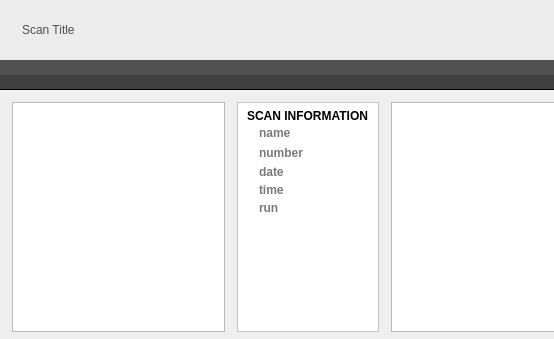
First picture: the form in source/ui/AMGenericScanEditor.ui, repository acquaman/acquaman, before the edit; both pictures show x 0 to 554 and y 0 to 339 of the 801 by 574 pixel window.
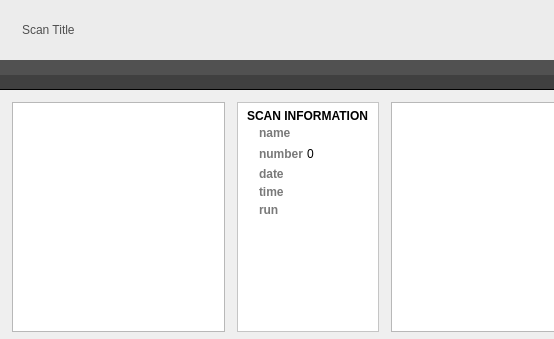
Second picture: the form after the edit. Icons and pictures are not drawn.

Commit message: implemented modified() detection of AMDbObjects; indicates when the in-memory version doesn't match the database version.  Works as long as setMetaData() is used. Added AM::ModifiedRole to AMScanSetModel. Hooked up editing in AMGenericScanEditor.

The edit to the form file:
```diff
--- a/source/ui/AMGenericScanEditor.ui
+++ b/source/ui/AMGenericScanEditor.ui
@@ -150,9 +150,6 @@
          <property name="spacing">
           <number>12</number>
          </property>
-         <property name="margin">
-          <number>0</number>
-         </property>
          <item>
           <widget class="QListView" name="scanListView"/>
          </item>
@@ -229,16 +226,6 @@
                 </property>
                </widget>
               </item>
-              <item row="1" column="1">
-               <widget class="QLineEdit" name="scanNumber">
-                <property name="text">
-                 <string/>
-                </property>
-                <property name="frame">
-                 <bool>false</bool>
-                </property>
-               </widget>
-              </item>
               <item row="2" column="0">
                <widget class="QLabel" name="scanDateLabel">
                 <property name="styleSheet">
@@ -296,6 +283,25 @@
                 </property>
                </widget>
               </item>
+              <item row="1" column="1">
+               <widget class="QSpinBox" name="scanNumber">
+                <property name="maximumSize">
+                 <size>
+                  <width>16777215</width>
+                  <height>18</height>
+                 </size>
+                </property>
+                <property name="frame">
+                 <bool>false</bool>
+                </property>
+                <property name="buttonSymbols">
+                 <enum>QAbstractSpinBox::NoButtons</enum>
+                </property>
+                <property name="maximum">
+                 <number>9999</number>
+                </property>
+               </widget>
+              </item>
              </layout>
             </item>
             <item>
```
Left out of the diff: 1 changed line with no effect on the pictures. The commit also changes 8 other files.
